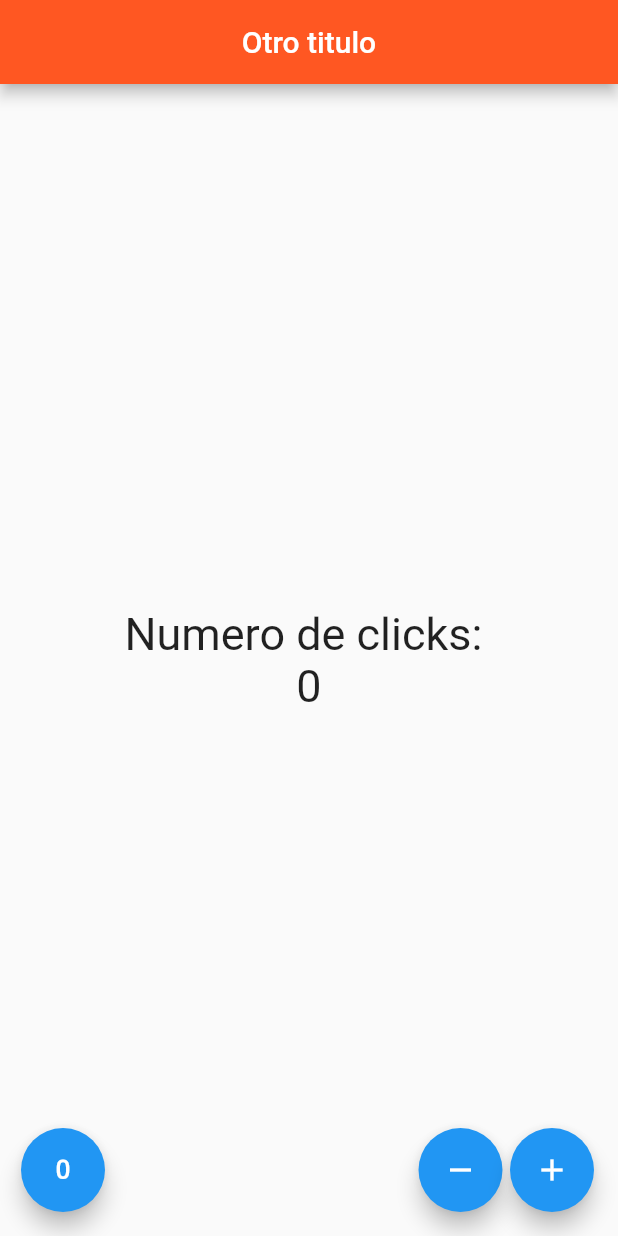
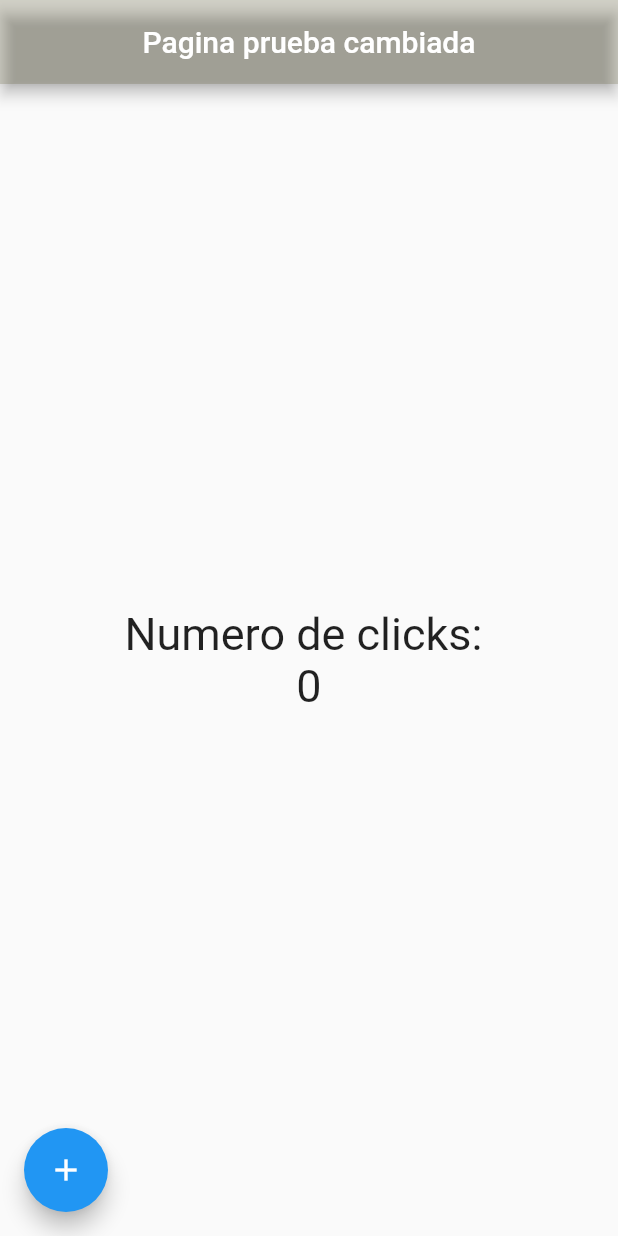
Before and after one commit to asimov-dat/contadorFlutter, a Flutter app: the screen it shows after launch, on a phone screen of 412 x 824 dp. Run offline on Flutter 3.47's test engine with Material 2 defaults, Android fonts, the phone set to English and light mode, and no system bars.

Commit message:
routes managment has been changed

```diff
--- a/lib/src/app.dart
+++ b/lib/src/app.dart
@@ -1,4 +1,5 @@
 import 'package:contador/src/pages/count_page.dart';
+import 'package:contador/src/pages/home_page.dart';
 import 'package:flutter/material.dart';
 
 //import 'package:contador/src/pages/home_page.dart';
@@ -13,6 +14,11 @@ class MyApp extends StatelessWidget{
         //child: HomePage(),
         child: CountPage(),
       ),
+      initialRoute: "Prueba",
+      routes: {
+        "CountPage" :(_)=> CountPage(),
+        "Prueba"    :(_)=> HomePage()
+      },
     );
   }
 }
--- a/lib/src/pages/home_page.dart
+++ b/lib/src/pages/home_page.dart
@@ -9,7 +9,7 @@ class HomePage extends StatelessWidget{
   Widget build(BuildContext context){
     return Scaffold(
       appBar: AppBar(
-        title: Text('Otro titulo'),
+        title: Text('Pagina prueba cambiada'),
         centerTitle: true,
         backgroundColor: Color.fromARGB(45, 60, 55, 2),
       ),
```
